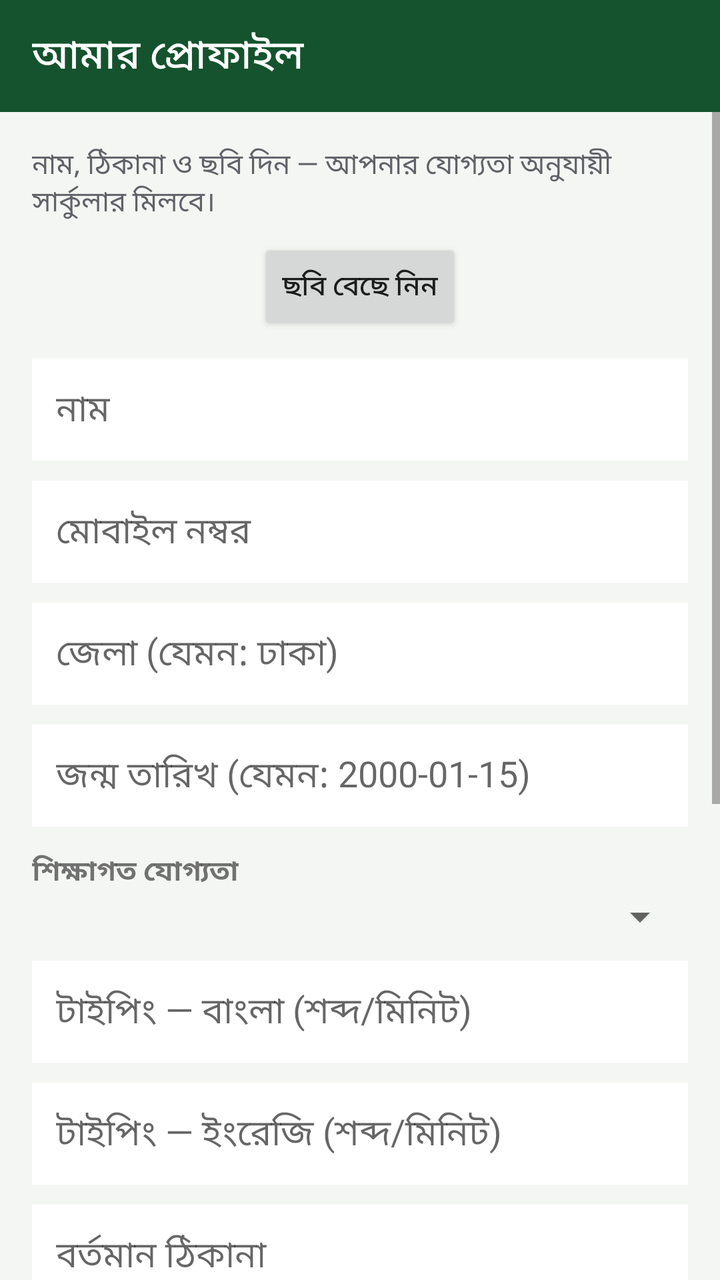
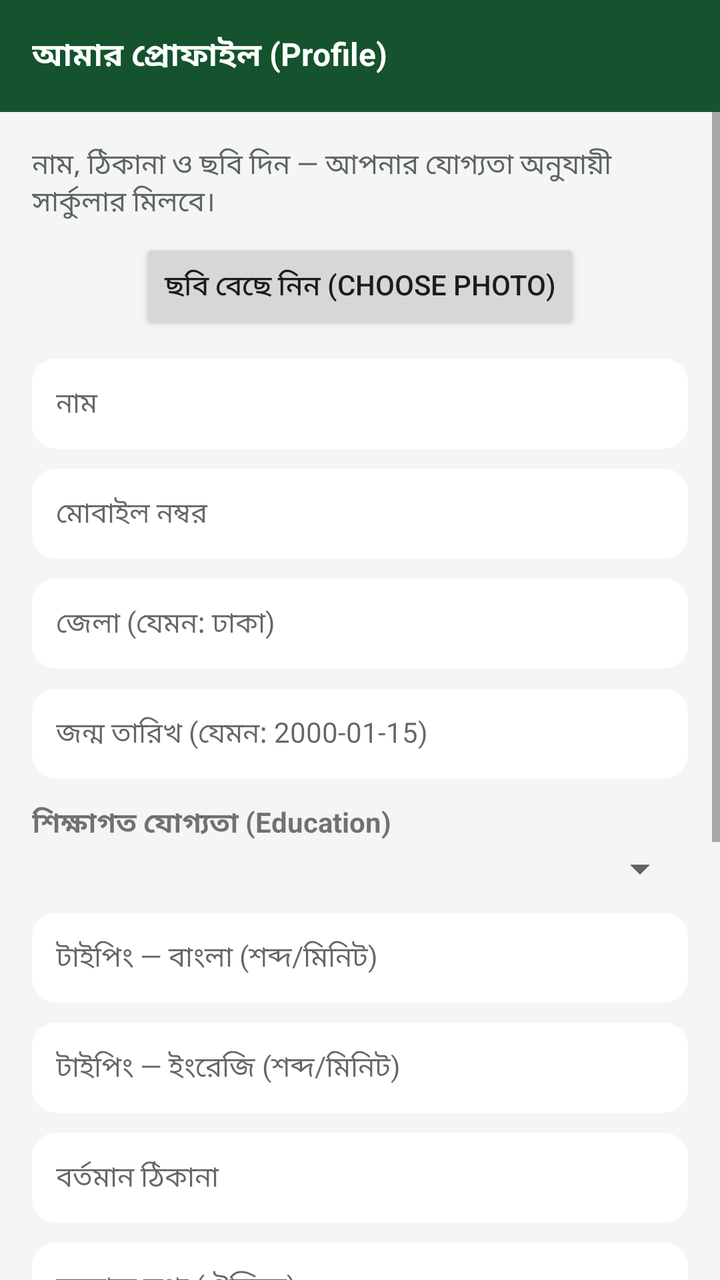

Two renders of the same Android screen: before a commit and after it. Below are the layout's source before the change and the commit's diff.
<!-- AndroidManifest.xml: application theme AppTheme -->
<!-- res/layout/activity_profile.xml -->
<?xml version="1.0" encoding="utf-8"?>
<LinearLayout xmlns:android="http://schemas.android.com/apk/res/android"
    android:layout_width="match_parent"
    android:layout_height="match_parent"
    android:orientation="vertical"
    android:background="@color/bg">

    <android.widget.Toolbar
        android:id="@+id/toolbar"
        android:layout_width="match_parent"
        android:layout_height="?android:attr/actionBarSize"
        android:background="@color/green_dark"
        android:titleTextColor="#ffffff"
        android:title="@string/profile_title" />

    <ScrollView
        android:layout_width="match_parent"
        android:layout_height="match_parent">
        <LinearLayout
            android:layout_width="match_parent"
            android:layout_height="wrap_content"
            android:orientation="vertical"
            android:padding="16dp">
            <TextView
                android:layout_width="wrap_content"
                android:layout_height="wrap_content"
                android:text="নাম, ঠিকানা ও ছবি দিন — আপনার যোগ্যতা অনুযায়ী সার্কুলার মিলবে।"
                android:textSize="14sp"
                android:textColor="@color/text_grey" />
            <ImageView
                android:id="@+id/photoPreview"
                android:layout_width="120dp"
                android:layout_height="120dp"
                android:layout_gravity="center"
                android:layout_marginTop="12dp"
                android:background="@color/card"
                android:visibility="gone" />
            <Button
                android:id="@+id/photoBtn"
                android:layout_width="wrap_content"
                android:layout_height="wrap_content"
                android:layout_gravity="center"
                android:text="ছবি বেছে নিন"
                android:layout_marginTop="8dp" />
            <EditText
                android:id="@+id/pName"
                android:layout_width="match_parent"
                android:layout_height="wrap_content"
                android:hint="নাম"
                android:layout_marginTop="12dp"
                android:background="@color/card"
                android:padding="12dp" />
            <EditText
                android:id="@+id/pPhone"
                android:layout_width="match_parent"
                android:layout_height="wrap_content"
                android:hint="মোবাইল নম্বর"
                android:inputType="phone"
                android:layout_marginTop="10dp"
                android:background="@color/card"
                android:padding="12dp" />
            <EditText
                android:id="@+id/pDistrict"
                android:layout_width="match_parent"
                android:layout_height="wrap_content"
                android:hint="জেলা (যেমন: ঢাকা)"
                android:layout_marginTop="10dp"
                android:background="@color/card"
                android:padding="12dp" />
            <EditText
                android:id="@+id/pDob"
                android:layout_width="match_parent"
                android:layout_height="wrap_content"
                android:hint="জন্ম তারিখ (যেমন: 2000-01-15)"
                android:inputType="date"
                android:layout_marginTop="10dp"
                android:background="@color/card"
                android:padding="12dp" />
            <TextView
                android:layout_width="wrap_content"
                android:layout_height="wrap_content"
                android:text="শিক্ষাগত যোগ্যতা"
                android:layout_marginTop="12dp"
                android:textStyle="bold" />
            <Spinner
                android:id="@+id/pEdu"
                android:layout_width="match_parent"
                android:layout_height="wrap_content" />
            <EditText
                android:id="@+id/pTypeBn"
                android:layout_width="match_parent"
                android:layout_height="wrap_content"
                android:hint="টাইপিং — বাংলা (শব্দ/মিনিট)"
                android:inputType="number"
                android:layout_marginTop="10dp"
                android:background="@color/card"
                android:padding="12dp" />
            <EditText
                android:id="@+id/pTypeEn"
                android:layout_width="match_parent"
                android:layout_height="wrap_content"
                android:hint="টাইপিং — ইংরেজি (শব্দ/মিনিট)"
                android:inputType="number"
                android:layout_marginTop="10dp"
                android:background="@color/card"
                android:padding="12dp" />
            <EditText
                android:id="@+id/pAddress"
                android:layout_width="match_parent"
                android:layout_height="wrap_content"
                android:hint="বর্তমান ঠিকানা"
                android:layout_marginTop="10dp"
                android:background="@color/card"
                android:padding="12dp" />
            <EditText
                android:id="@+id/pNotes"
                android:layout_width="match_parent"
                android:layout_height="wrap_content"
                android:hint="অন্যান্য তথ্য (ঐচ্ছিক)"
                android:layout_marginTop="10dp"
                android:background="@color/card"
                android:padding="12dp" />

            <TextView
                android:layout_width="wrap_content"
                android:layout_height="wrap_content"
                android:text="🔔 রিমাইন্ডার পছন্দ"
                android:textStyle="bold"
                android:textSize="16sp"
                android:layout_marginTop="18dp" />
            <TextView
                android:layout_width="wrap_content"
                android:layout_height="wrap_content"
                android:text="আপনি কি চাকরির রিমাইন্ডার পেতে চান?"
                android:layout_marginTop="8dp" />
            <LinearLayout
                android:layout_width="match_parent"
                android:layout_height="wrap_content"
                android:orientation="horizontal"
                android:layout_marginTop="6dp">
                <ToggleButton
                    android:id="@+id/remYes"
                    android:layout_width="0dp"
                    android:layout_height="wrap_content"
                    android:layout_weight="1"
                    android:textOn="✅ হ্যাঁ, পেতে চাই"
                    android:textOff="✅ হ্যাঁ, পেতে চাই"
                    android:text="✅ হ্যাঁ, পেতে চাই" />
                <ToggleButton
                    android:id="@+id/remNo"
                    android:layout_width="0dp"
                    android:layout_height="wrap_content"
                    android:layout_weight="1"
                    android:textOn="❌ না, চাই না"
                    android:textOff="❌ না, চাই না"
                    android:text="❌ না, চাই না"
                    android:layout_marginLeft="8dp" />
            </LinearLayout>
            <TextView
                android:id="@+id/remNote"
                android:layout_width="wrap_content"
                android:layout_height="wrap_content"
                android:textColor="@color/text_grey"
                android:textSize="13sp"
                android:layout_marginTop="4dp" />
            <TextView
                android:layout_width="wrap_content"
                android:layout_height="wrap_content"
                android:text="কোন ধরনের সার্কুলারের রিমাইন্ডার চান?"
                android:layout_marginTop="12dp"
                android:textStyle="bold" />
            <HorizontalScrollView
                android:layout_width="match_parent"
                android:layout_height="wrap_content"
                android:scrollbars="none"
                android:layout_marginTop="4dp">
                <LinearLayout
                    android:id="@+id/prefTypes"
                    android:layout_width="wrap_content"
                    android:layout_height="wrap_content"
                    android:orientation="horizontal" />
            </HorizontalScrollView>
            <TextView
                android:layout_width="wrap_content"
                android:layout_height="wrap_content"
                android:text="কোন যোগ্যতার পদের রিমাইন্ডার চান?"
                android:layout_marginTop="10dp"
                android:textStyle="bold" />
            <HorizontalScrollView
                android:layout_width="match_parent"
                android:layout_height="wrap_content"
                android:scrollbars="none"
                android:layout_marginTop="4dp">
                <LinearLayout
                    android:id="@+id/prefQuals"
                    android:layout_width="wrap_content"
                    android:layout_height="wrap_content"
                    android:orientation="horizontal" />
            </HorizontalScrollView>

            <Button
                android:id="@+id/saveProfileBtn"
                android:layout_width="match_parent"
                android:layout_height="wrap_content"
                android:text="প্রোফাইল সেভ করুন"
                android:layout_marginTop="18dp" />
            <TextView
                android:id="@+id/status"
                android:layout_width="wrap_content"
                android:layout_height="wrap_content"
                android:layout_marginTop="8dp" />
        </LinearLayout>
    </ScrollView>
</LinearLayout>
<!-- resources referenced by this layout -->
<resources>
  <color name="bg">#f4f6f3</color>
  <color name="card">#ffffff</color>
  <color name="green_dark">#14532d</color>
  <color name="text_grey">#5f6368</color>
  <string name="profile_title">আমার প্রোফাইল</string>
  <style name="AppTheme" parent="android:Theme.Material.Light.NoActionBar">
          <item name="android:colorPrimary">@color/green_dark</item>
          <item name="android:colorPrimaryDark">@color/green_dark</item>
          <item name="android:colorAccent">@color/green</item>
          <item name="android:windowBackground">@color/bg</item>
      </style>
  <color name="green">#16a34a</color>
</resources>

<!-- the commit's change to res/layout/activity_profile.xml (unified diff, before → after) -->
@@ -3,7 +3,8 @@
     android:layout_width="match_parent"
     android:layout_height="match_parent"
     android:orientation="vertical"
-    android:background="@color/bg">
+    android:background="@color/bg"
+    android:fitsSystemWindows="true">
 
     <android.widget.Toolbar
         android:id="@+id/toolbar"
@@ -11,16 +12,19 @@
         android:layout_height="?android:attr/actionBarSize"
         android:background="@color/green_dark"
         android:titleTextColor="#ffffff"
+        android:titleTextAppearance="@style/ToolbarTitle"
         android:title="@string/profile_title" />
 
     <ScrollView
         android:layout_width="match_parent"
-        android:layout_height="match_parent">
+        android:layout_height="match_parent"
+        android:fillViewport="true">
         <LinearLayout
             android:layout_width="match_parent"
             android:layout_height="wrap_content"
             android:orientation="vertical"
-            android:padding="16dp">
+            android:padding="16dp"
+            android:paddingBottom="32dp">
             <TextView
                 android:layout_width="wrap_content"
                 android:layout_height="wrap_content"
@@ -33,22 +37,24 @@
                 android:layout_height="120dp"
                 android:layout_gravity="center"
                 android:layout_marginTop="12dp"
-                android:background="@color/card"
+                android:background="@drawable/card_bg"
                 android:visibility="gone" />
             <Button
                 android:id="@+id/photoBtn"
                 android:layout_width="wrap_content"
                 android:layout_height="wrap_content"
                 android:layout_gravity="center"
-                android:text="ছবি বেছে নিন"
+                android:text="ছবি বেছে নিন (Choose Photo)"
+                android:textSize="14sp"
                 android:layout_marginTop="8dp" />
             <EditText
                 android:id="@+id/pName"
                 android:layout_width="match_parent"
                 android:layout_height="wrap_content"
                 android:hint="নাম"
-                android:layout_marginTop="12dp"
-                android:background="@color/card"
+                android:textSize="14sp"
+                android:layout_marginTop="12dp"
+                android:background="@drawable/card_bg"
                 android:padding="12dp" />
             <EditText
                 android:id="@+id/pPhone"
@@ -56,16 +62,18 @@
                 android:layout_height="wrap_content"
                 android:hint="মোবাইল নম্বর"
                 android:inputType="phone"
-                android:layout_marginTop="10dp"
-                android:background="@color/card"
+                android:textSize="14sp"
+                android:layout_marginTop="10dp"
+                android:background="@drawable/card_bg"
                 android:padding="12dp" />
             <EditText
                 android:id="@+id/pDistrict"
                 android:layout_width="match_parent"
                 android:layout_height="wrap_content"
                 android:hint="জেলা (যেমন: ঢাকা)"
-                android:layout_marginTop="10dp"
-                android:background="@color/card"
+                android:textSize="14sp"
+                android:layout_marginTop="10dp"
+                android:background="@drawable/card_bg"
                 android:padding="12dp" />
             <EditText
                 android:id="@+id/pDob"
@@ -73,13 +81,15 @@
                 android:layout_height="wrap_content"
                 android:hint="জন্ম তারিখ (যেমন: 2000-01-15)"
                 android:inputType="date"
-                android:layout_marginTop="10dp"
-                android:background="@color/card"
-                android:padding="12dp" />
-            <TextView
-                android:layout_width="wrap_content"
-                android:layout_height="wrap_content"
-                android:text="শিক্ষাগত যোগ্যতা"
+                android:textSize="14sp"
+                android:layout_marginTop="10dp"
+                android:background="@drawable/card_bg"
+                android:padding="12dp" />
+            <TextView
+                android:layout_width="wrap_content"
+                android:layout_height="wrap_content"
+                android:text="শিক্ষাগত যোগ্যতা (Education)"
+                android:textSize="14sp"
                 android:layout_marginTop="12dp"
                 android:textStyle="bold" />
             <Spinner
@@ -92,8 +102,9 @@
                 android:layout_height="wrap_content"
                 android:hint="টাইপিং — বাংলা (শব্দ/মিনিট)"
                 android:inputType="number"
-                android:layout_marginTop="10dp"
-                android:background="@color/card"
+                android:textSize="14sp"
+                android:layout_marginTop="10dp"
+                android:background="@drawable/card_bg"
                 android:padding="12dp" />
             <EditText
                 android:id="@+id/pTypeEn"
@@ -101,37 +112,41 @@
                 android:layout_height="wrap_content"
                 android:hint="টাইপিং — ইংরেজি (শব্দ/মিনিট)"
                 android:inputType="number"
-                android:layout_marginTop="10dp"
-                android:background="@color/card"
+                android:textSize="14sp"
+                android:layout_marginTop="10dp"
+                android:background="@drawable/card_bg"
                 android:padding="12dp" />
             <EditText
                 android:id="@+id/pAddress"
                 android:layout_width="match_parent"
                 android:layout_height="wrap_content"
                 android:hint="বর্তমান ঠিকানা"
-                android:layout_marginTop="10dp"
-                android:background="@color/card"
+                android:textSize="14sp"
+                android:layout_marginTop="10dp"
+                android:background="@drawable/card_bg"
                 android:padding="12dp" />
             <EditText
                 android:id="@+id/pNotes"
                 android:layout_width="match_parent"
                 android:layout_height="wrap_content"
                 android:hint="অন্যান্য তথ্য (ঐচ্ছিক)"
-                android:layout_marginTop="10dp"
-                android:background="@color/card"
-                android:padding="12dp" />
-
-            <TextView
-                android:layout_width="wrap_content"
-                android:layout_height="wrap_content"
-                android:text="🔔 রিমাইন্ডার পছন্দ"
+                android:textSize="14sp"
+                android:layout_marginTop="10dp"
+                android:background="@drawable/card_bg"
+                android:padding="12dp" />
+
+            <TextView
+                android:layout_width="wrap_content"
+                android:layout_height="wrap_content"
+                android:text="🔔 রিমাইন্ডার পছন্দ (Reminder)"
                 android:textStyle="bold"
-                android:textSize="16sp"
+                android:textSize="15sp"
                 android:layout_marginTop="18dp" />
             <TextView
                 android:layout_width="wrap_content"
                 android:layout_height="wrap_content"
                 android:text="আপনি কি চাকরির রিমাইন্ডার পেতে চান?"
+                android:textSize="14sp"
                 android:layout_marginTop="8dp" />
             <LinearLayout
                 android:layout_width="match_parent"
@@ -143,17 +158,19 @@
                     android:layout_width="0dp"
                     android:layout_height="wrap_content"
                     android:layout_weight="1"
-                    android:textOn="✅ হ্যাঁ, পেতে চাই"
-                    android:textOff="✅ হ্যাঁ, পেতে চাই"
-                    android:text="✅ হ্যাঁ, পেতে চাই" />
+                    android:textSize="13sp"
+                    android:textOn="✅ হ্যাঁ, পেতে চাই (Yes)"
+                    android:textOff="✅ হ্যাঁ, পেতে চাই (Yes)"
+                    android:text="✅ হ্যাঁ, পেতে চাই (Yes)" />
                 <ToggleButton
                     android:id="@+id/remNo"
                     android:layout_width="0dp"
                     android:layout_height="wrap_content"
                     android:layout_weight="1"
-                    android:textOn="❌ না, চাই না"
-                    android:textOff="❌ না, চাই না"
-                    android:text="❌ না, চাই না"
+                    android:textSize="13sp"
+                    android:textOn="❌ না, চাই না (No)"
+                    android:textOff="❌ না, চাই না (No)"
+                    android:text="❌ না, চাই না (No)"
                     android:layout_marginLeft="8dp" />
             </LinearLayout>
             <TextView
@@ -166,7 +183,8 @@
             <TextView
                 android:layout_width="wrap_content"
                 android:layout_height="wrap_content"
-                android:text="কোন ধরনের সার্কুলারের রিমাইন্ডার চান?"
+                android:text="কোন ধরনের সার্কুলারের রিমাইন্ডার চান? (Type)"
+                android:textSize="14sp"
                 android:layout_marginTop="12dp"
                 android:textStyle="bold" />
             <HorizontalScrollView
@@ -183,7 +201,8 @@
             <TextView
                 android:layout_width="wrap_content"
                 android:layout_height="wrap_content"
-                android:text="কোন যোগ্যতার পদের রিমাইন্ডার চান?"
+                android:text="কোন যোগ্যতার পদের রিমাইন্ডার চান? (Qualification)"
+                android:textSize="14sp"
                 android:layout_marginTop="10dp"
                 android:textStyle="bold" />
             <HorizontalScrollView
@@ -202,12 +221,14 @@
                 android:id="@+id/saveProfileBtn"
                 android:layout_width="match_parent"
                 android:layout_height="wrap_content"
-                android:text="প্রোফাইল সেভ করুন"
+                android:text="প্রোফাইল সেভ করুন (Save Profile)"
+                android:textSize="14sp"
                 android:layout_marginTop="18dp" />
             <TextView
                 android:id="@+id/status"
                 android:layout_width="wrap_content"
                 android:layout_height="wrap_content"
+                android:textSize="13sp"
                 android:layout_marginTop="8dp" />
         </LinearLayout>
     </ScrollView>
<!-- resource entries referenced after the edit -->
@@ -1,10 +1,20 @@
 <!-- resources referenced by this layout -->
 <resources>
   <color name="bg">#f4f6f3</color>
-  <color name="card">#ffffff</color>
   <color name="green_dark">#14532d</color>
   <color name="text_grey">#5f6368</color>
-  <string name="profile_title">আমার প্রোফাইল</string>
+  <!-- drawable card_bg (drawable) -->
+  <?xml version="1.0" encoding="utf-8"?>
+  <shape xmlns:android="http://schemas.android.com/apk/res/android"
+      android:shape="rectangle">
+      <solid android:color="#ffffff" />
+      <corners android:radius="12dp" />
+  </shape>
+  <string name="profile_title">আমার প্রোফাইল (Profile)</string>
+  <style name="ToolbarTitle">
+          <item name="android:textSize">16sp</item>
+          <item name="android:textStyle">bold</item>
+      </style>
   <style name="AppTheme" parent="android:Theme.Material.Light.NoActionBar">
           <item name="android:colorPrimary">@color/green_dark</item>
           <item name="android:colorPrimaryDark">@color/green_dark</item>
